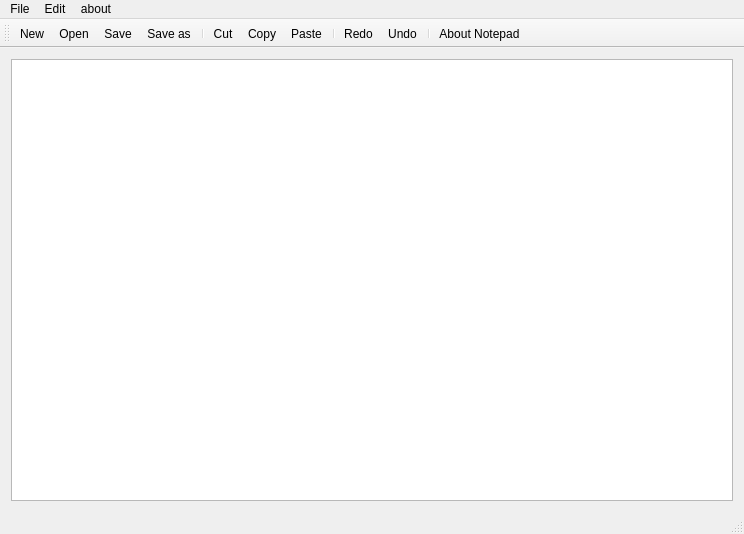
Qt form firstgui/mainwindow.ui (MacroGu/qtProject) before a commit.
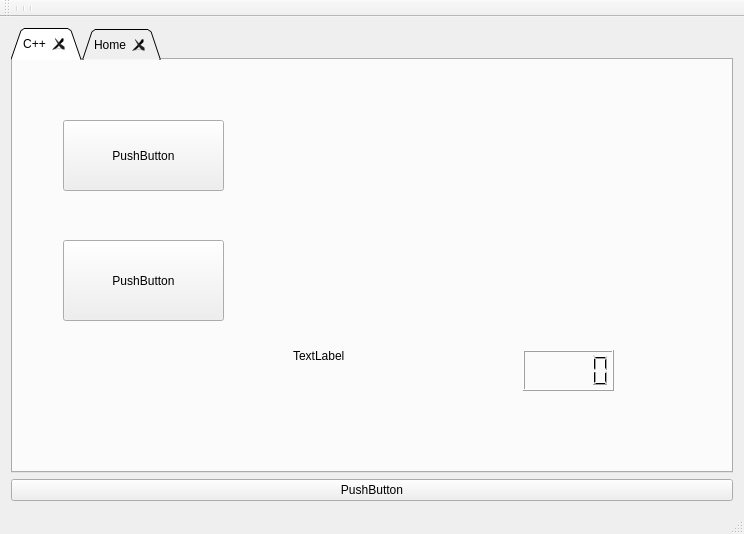
The same form after that commit. The open tabs and pages were chosen to show the change. Icons and pictures are not drawn.

```diff
--- a/firstgui/mainwindow.ui
+++ b/firstgui/mainwindow.ui
@@ -19,7 +19,128 @@
   <widget class="QWidget" name="centralWidget">
    <layout class="QHBoxLayout" name="horizontalLayout">
     <item>
-     <widget class="QTextEdit" name="textEdit"/>
+     <layout class="QVBoxLayout" name="verticalLayout">
+      <item>
+       <widget class="QTabWidget" name="tabWidget">
+        <property name="tabPosition">
+         <enum>QTabWidget::North</enum>
+        </property>
+        <property name="tabShape">
+         <enum>QTabWidget::Triangular</enum>
+        </property>
+        <property name="currentIndex">
+         <number>1</number>
+        </property>
+        <property name="iconSize">
+         <size>
+          <width>32</width>
+          <height>32</height>
+         </size>
+        </property>
+        <property name="tabsClosable">
+         <bool>true</bool>
+        </property>
+        <property name="movable">
+         <bool>true</bool>
+        </property>
+        <widget class="QWidget" name="tab_2">
+         <attribute name="title">
+          <string>C++</string>
+         </attribute>
+         <widget class="QPushButton" name="pushButton_2">
+          <property name="geometry">
+           <rect>
+            <x>50</x>
+            <y>60</y>
+            <width>161</width>
+            <height>71</height>
+           </rect>
+          </property>
+          <property name="text">
+           <string>PushButton</string>
+          </property>
+         </widget>
+         <widget class="QPushButton" name="pushButton_3">
+          <property name="geometry">
+           <rect>
+            <x>50</x>
+            <y>180</y>
+            <width>161</width>
+            <height>81</height>
+           </rect>
+          </property>
+          <property name="text">
+           <string>PushButton</string>
+          </property>
+         </widget>
+         <widget class="QLabel" name="label">
+          <property name="geometry">
+           <rect>
+            <x>280</x>
+            <y>270</y>
+            <width>131</width>
+            <height>51</height>
+           </rect>
+          </property>
+          <property name="text">
+           <string>TextLabel</string>
+          </property>
+         </widget>
+         <widget class="QLCDNumber" name="lcdNumber">
+          <property name="geometry">
+           <rect>
+            <x>510</x>
+            <y>290</y>
+            <width>91</width>
+            <height>41</height>
+           </rect>
+          </property>
+         </widget>
+        </widget>
+        <widget class="QWidget" name="tab">
+         <attribute name="title">
+          <string>Home</string>
+         </attribute>
+         <attribute name="toolTip">
+          <string>This is Home</string>
+         </attribute>
+         <widget class="QLabel" name="label_2">
+          <property name="geometry">
+           <rect>
+            <x>80</x>
+            <y>160</y>
+            <width>81</width>
+            <height>61</height>
+           </rect>
+          </property>
+          <property name="text">
+           <string>TextLabel</string>
+          </property>
+         </widget>
+         <widget class="QLabel" name="label_3">
+          <property name="geometry">
+           <rect>
+            <x>270</x>
+            <y>200</y>
+            <width>111</width>
+            <height>41</height>
+           </rect>
+          </property>
+          <property name="text">
+           <string>TextLabel</string>
+          </property>
+         </widget>
+        </widget>
+       </widget>
+      </item>
+      <item>
+       <widget class="QPushButton" name="pushButton">
+        <property name="text">
+         <string>PushButton</string>
+        </property>
+       </widget>
+      </item>
+     </layout>
     </item>
    </layout>
   </widget>
@@ -32,36 +153,6 @@
      <height>21</height>
     </rect>
    </property>
-   <widget class="QMenu" name="menuFile">
-    <property name="title">
-     <string>File</string>
-    </property>
-    <addaction name="actionNew"/>
-    <addaction name="actionOpen"/>
-    <addaction name="separator"/>
-    <addaction name="actionSave"/>
-    <addaction name="actionSave_as"/>
-   </widget>
-   <widget class="QMenu" name="menuEdit">
-    <property name="title">
-     <string>Edit</string>
-    </property>
-    <addaction name="actionCut"/>
-    <addaction name="actionCopy"/>
-    <addaction name="actionPaste"/>
-    <addaction name="separator"/>
-    <addaction name="actionRedo"/>
-    <addaction name="actionUndo"/>
-   </widget>
-   <widget class="QMenu" name="menuAbout">
-    <property name="title">
-     <string>about</string>
-    </property>
-    <addaction name="actionAbout_Notepad"/>
-   </widget>
-   <addaction name="menuFile"/>
-   <addaction name="menuEdit"/>
-   <addaction name="menuAbout"/>
   </widget>
   <widget class="QStatusBar" name="statusBar"/>
   <widget class="QToolBar" name="mainToolBar">
@@ -74,110 +165,10 @@
    <attribute name="toolBarBreak">
     <bool>false</bool>
    </attribute>
-   <addaction name="actionNew"/>
-   <addaction name="actionOpen"/>
-   <addaction name="actionSave"/>
-   <addaction name="actionSave_as"/>
    <addaction name="separator"/>
-   <addaction name="actionCut"/>
-   <addaction name="actionCopy"/>
-   <addaction name="actionPaste"/>
    <addaction name="separator"/>
-   <addaction name="actionRedo"/>
-   <addaction name="actionUndo"/>
    <addaction name="separator"/>
-   <addaction name="actionAbout_Notepad"/>
   </widget>
-  <action name="actionNew">
-   <property name="icon">
-    <iconset resource="resource.qrc">
-     <normaloff>:/res/img/new.png</normaloff>:/res/img/new.png</iconset>
-   </property>
-   <property name="text">
-    <string>New</string>
-   </property>
-  </action>
-  <action name="actionOpen">
-   <property name="icon">
-    <iconset resource="resource.qrc">
-     <normaloff>:/res/img/open.png</normaloff>:/res/img/open.png</iconset>
-   </property>
-   <property name="text">
-    <string>Open</string>
-   </property>
-  </action>
-  <action name="actionSave">
-   <property name="icon">
-    <iconset resource="resource.qrc">
-     <normaloff>:/res/img/save.png</normaloff>:/res/img/save.png</iconset>
-   </property>
-   <property name="text">
-    <string>Save</string>
-   </property>
-  </action>
-  <action name="actionSave_as">
-   <property name="icon">
-    <iconset resource="resource.qrc">
-     <normaloff>:/res/img/save-as.png</normaloff>:/res/img/save-as.png</iconset>
-   </property>
-   <property name="text">
-    <string>Save as</string>
-   </property>
-  </action>
-  <action name="actionCut">
-   <property name="icon">
-    <iconset resource="resource.qrc">
-     <normaloff>:/res/img/cut.png</normaloff>:/res/img/cut.png</iconset>
-   </property>
-   <property name="text">
-    <string>Cut</string>
-   </property>
-  </action>
-  <action name="actionCopy">
-   <property name="icon">
-    <iconset resource="resource.qrc">
-     <normaloff>:/res/img/copy.png</normaloff>:/res/img/copy.png</iconset>
-   </property>
-   <property name="text">
-    <string>Copy</string>
-   </property>
-  </action>
-  <action name="actionPaste">
-   <property name="icon">
-    <iconset resource="resource.qrc">
-     <normaloff>:/res/img/paste.png</normaloff>:/res/img/paste.png</iconset>
-   </property>
-   <property name="text">
-    <string>Paste</string>
-   </property>
-  </action>
-  <action name="actionRedo">
-   <property name="icon">
-    <iconset resource="resource.qrc">
-     <normaloff>:/res/img/redo.png</normaloff>:/res/img/redo.png</iconset>
-   </property>
-   <property name="text">
-    <string>Redo</string>
-   </property>
-  </action>
-  <action name="actionUndo">
-   <property name="icon">
-    <iconset resource="resource.qrc">
-     <normaloff>:/res/img/undo.png</normaloff>:/res/img/undo.png</iconset>
-   </property>
-   <property name="text">
-    <string>Undo</string>
-   </property>
-  </action>
-  <action name="actionAbout_Notepad">
-   <property name="icon">
-    <iconset resource="resource.qrc">
-     <normaloff>:/res/img/about.png</normaloff>:/res/img/about.png</iconset>
-   </property>
-   <property name="text">
-    <string>About Notepad</string>
-   </property>
-  </action>
  </widget>
  <layoutdefault spacing="6" margin="11"/>
  <resources>
```
Left out of the diff: 4 changed lines with no effect on the pictures.
